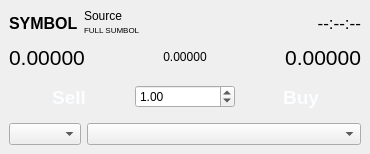
First picture: the form in sources/FrontEnd/Shell/OrderWindow.ui, repository alimogh/trdk, before the edit.
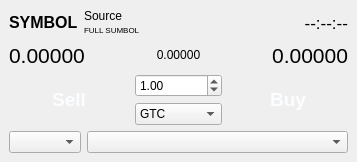
Second picture: the form after the edit.

Diff of the .ui file:
```diff
--- a/sources/FrontEnd/Shell/OrderWindow.ui
+++ b/sources/FrontEnd/Shell/OrderWindow.ui
@@ -6,73 +6,16 @@
    <rect>
     <x>0</x>
     <y>0</y>
-    <width>370</width>
-    <height>154</height>
+    <width>357</width>
+    <height>162</height>
    </rect>
   </property>
-  <property name="sizePolicy">
-   <sizepolicy hsizetype="Fixed" vsizetype="Fixed">
-    <horstretch>0</horstretch>
-    <verstretch>0</verstretch>
-   </sizepolicy>
-  </property>
-  <property name="minimumSize">
-   <size>
-    <width>370</width>
-    <height>154</height>
-   </size>
-  </property>
-  <property name="maximumSize">
-   <size>
-    <width>370</width>
-    <height>154</height>
-   </size>
-  </property>
   <property name="windowTitle">
    <string>MainWindow</string>
   </property>
   <widget class="QWidget" name="centralwidget">
-   <layout class="QGridLayout" name="centralWidget">
-    <item row="0" column="0">
-     <layout class="QGridLayout" name="mainLayout">
-      <item row="1" column="1">
-       <widget class="QLabel" name="bidPrice">
-        <property name="font">
-         <font>
-          <pointsize>16</pointsize>
-         </font>
-        </property>
-        <property name="text">
-         <string>0.00000</string>
-        </property>
-       </widget>
-      </item>
-      <item row="1" column="3">
-       <widget class="QLabel" name="askPrice">
-        <property name="font">
-         <font>
-          <pointsize>16</pointsize>
-         </font>
-        </property>
-        <property name="text">
-         <string>0.00000</string>
-        </property>
-        <property name="alignment">
-         <set>Qt::AlignRight|Qt::AlignTrailing|Qt::AlignVCenter</set>
-        </property>
-       </widget>
-      </item>
-      <item row="1" column="2">
-       <widget class="QLabel" name="spread">
-        <property name="text">
-         <string>0.00000</string>
-        </property>
-        <property name="alignment">
-         <set>Qt::AlignCenter</set>
-        </property>
-       </widget>
-      </item>
-      <item row="0" column="1" colspan="3">
+   <layout class="QVBoxLayout" name="verticalLayout_2">
+    <item>
        <layout class="QHBoxLayout" name="horizontalLayout_2">
         <item>
          <widget class="QLabel" name="symbol">
@@ -144,10 +87,57 @@
         </item>
        </layout>
       </item>
-      <item row="2" column="1" colspan="3">
-       <layout class="QHBoxLayout" name="buySellButtonsLayout">
+    <item>
+     <layout class="QHBoxLayout" name="horizontalLayout_3">
+      <item>
+       <widget class="QLabel" name="bidPrice">
+        <property name="font">
+         <font>
+          <pointsize>16</pointsize>
+         </font>
+        </property>
+        <property name="text">
+         <string>0.00000</string>
+        </property>
+       </widget>
+      </item>
+      <item>
+       <widget class="QLabel" name="spread">
+        <property name="text">
+         <string>0.00000</string>
+        </property>
+        <property name="alignment">
+         <set>Qt::AlignCenter</set>
+        </property>
+       </widget>
+      </item>
+      <item>
+       <widget class="QLabel" name="askPrice">
+        <property name="font">
+         <font>
+          <pointsize>16</pointsize>
+         </font>
+        </property>
+        <property name="text">
+         <string>0.00000</string>
+        </property>
+        <property name="alignment">
+         <set>Qt::AlignRight|Qt::AlignTrailing|Qt::AlignVCenter</set>
+        </property>
+       </widget>
+      </item>
+     </layout>
+    </item>
+    <item>
+     <layout class="QHBoxLayout" name="horizontalLayout">
         <item>
          <widget class="QPushButton" name="sell">
+        <property name="sizePolicy">
+         <sizepolicy hsizetype="Preferred" vsizetype="Preferred">
+          <horstretch>0</horstretch>
+          <verstretch>0</verstretch>
+         </sizepolicy>
+        </property>
           <property name="minimumSize">
            <size>
             <width>120</width>
@@ -174,6 +164,8 @@
          </widget>
         </item>
         <item>
+       <layout class="QVBoxLayout" name="verticalLayout">
+        <item>
          <widget class="QDoubleSpinBox" name="qty">
           <property name="maximum">
            <double>9999999.000000000000000</double>
@@ -184,7 +176,29 @@
          </widget>
         </item>
         <item>
+         <widget class="QComboBox" name="orderType">
+          <item>
+           <property name="text">
+            <string>GTC</string>
+           </property>
+          </item>
+          <item>
+           <property name="text">
+            <string>IOC</string>
+           </property>
+          </item>
+         </widget>
+        </item>
+       </layout>
+      </item>
+      <item>
          <widget class="QPushButton" name="buy">
+        <property name="sizePolicy">
+         <sizepolicy hsizetype="Preferred" vsizetype="Preferred">
+          <horstretch>0</horstretch>
+          <verstretch>0</verstretch>
+         </sizepolicy>
+        </property>
           <property name="minimumSize">
            <size>
             <width>120</width>
@@ -212,7 +226,7 @@
         </item>
        </layout>
       </item>
-      <item row="3" column="1" colspan="3">
+    <item>
        <layout class="QHBoxLayout" name="sourceLayout" stretch="0,1">
         <item>
          <widget class="QComboBox" name="mode">
@@ -226,8 +240,6 @@
         </item>
         <item>
          <widget class="QComboBox" name="target"/>
-        </item>
-       </layout>
       </item>
      </layout>
     </item>
```
Lines whose indentation alone changed are shown as unchanged.
